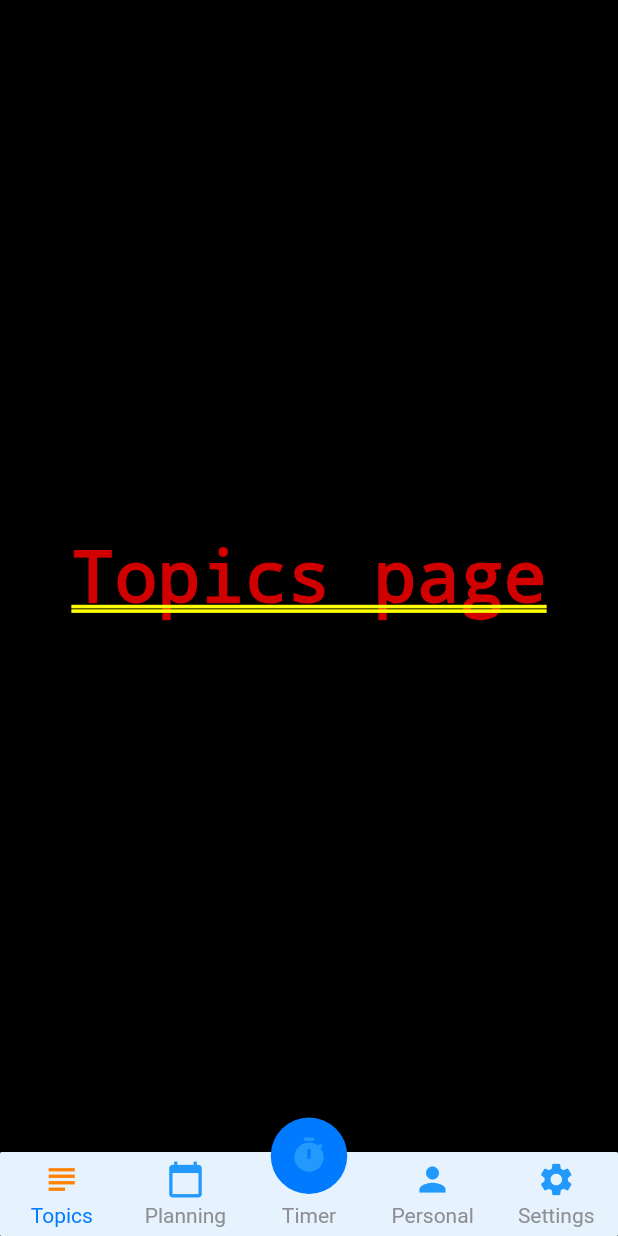
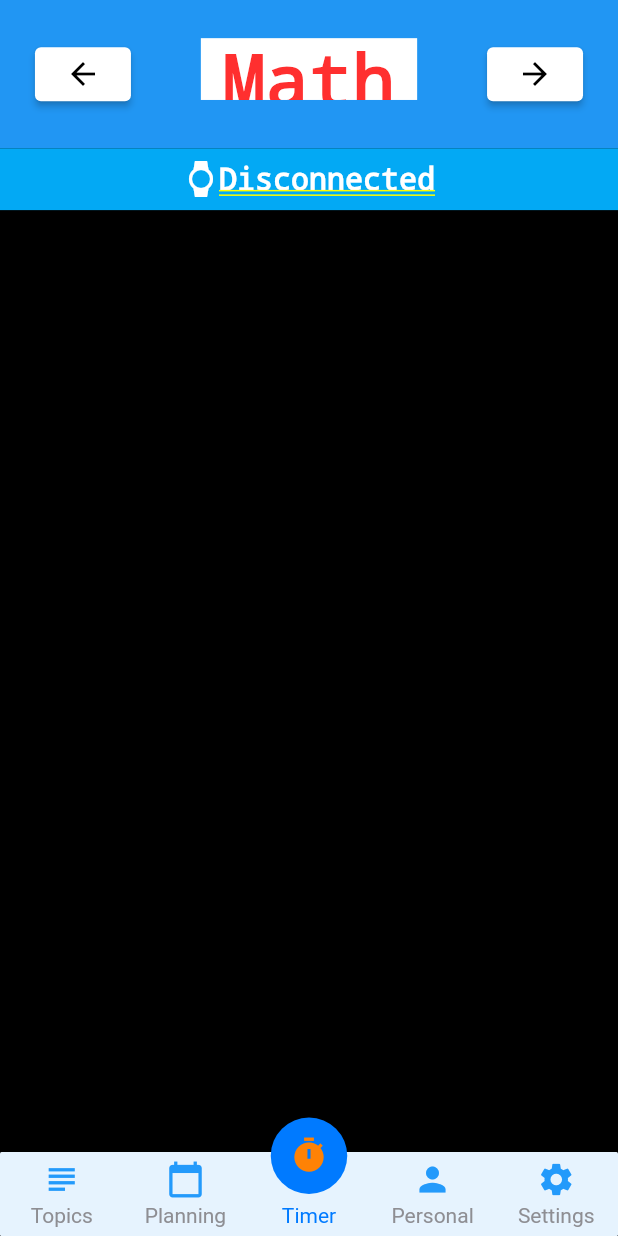
Before and after one commit to VidBarbaro/TopicTimer, a Flutter app: the screen it shows after launch, on a phone screen of 412 x 824 dp. Run offline on Flutter 3.47's test engine with Material 2 defaults, Android fonts, the light colour scheme and no system bars; drawn by our look-alikes of persistent_bottom_nav_bar; our stand-ins replace go_router, sizer.

Commit message:
Added state managment topbar all mobile pages

```diff
--- /dev/null
+++ b/flutter/lib/components/mobile/models/navbar_index_model.dart
@@ -0,0 +1,5 @@
+class NavBarIndex {
+  int index;
+
+  NavBarIndex({required this.index});
+}
--- /dev/null
+++ b/flutter/lib/components/mobile/providers/navbar_index_provider.dart
@@ -0,0 +1,15 @@
+import 'package:flutter/material.dart';
+import 'package:topictimer_flutter_application/components/mobile/models/navbar_index_model.dart';
+
+NavBarIndex currentNavBarIndex = NavBarIndex(index: 2);
+
+class NavBarIndexProvider with ChangeNotifier {
+  NavBarIndex currentIndex = currentNavBarIndex;
+  NavBarIndex get index => currentIndex;
+
+  void updateIndex(int newIndex) {
+    currentIndex.index = newIndex;
+    print(newIndex.toString());
+    notifyListeners();
+  }
+}
--- a/flutter/lib/components/mobile/topbar.dart
+++ b/flutter/lib/components/mobile/topbar.dart
@@ -1,5 +1,7 @@
 import 'package:flutter/material.dart';
+import 'package:provider/provider.dart';
 import 'package:sizer/sizer.dart';
+import 'package:topictimer_flutter_application/components/mobile/providers/navbar_index_provider.dart';
 
 class TopBar extends StatefulWidget {
   const TopBar({super.key});
@@ -28,11 +30,28 @@ class TopBarState extends State<TopBar> {
     setState(() {});
   }
 
+  String getTitle(int currentTab) {
+    switch (currentTab) {
+      case 0:
+        return 'Topics';
+      case 1:
+        return 'Planning';
+      case 2:
+        return options[currentTopicIndex];
+      case 3:
+        return 'Personal';
+      case 4:
+        return 'Settings';
+    }
+    return '';
+  }
+
   final ButtonStyle topBarButtonStyle =
       ElevatedButton.styleFrom(backgroundColor: Colors.white);
 
   @override
   Widget build(BuildContext context) {
+    var currentTabIndex = context.watch<NavBarIndexProvider>().currentIndex;
     return Column(children: [
       Container(
           width: 100.w,
@@ -42,6 +61,7 @@ class TopBarState extends State<TopBar> {
               alignment: WrapAlignment.spaceAround,
               runAlignment: WrapAlignment.center,
               children: [
+                if (currentTabIndex.index == 2)
                   ElevatedButton(
                     onPressed: changeSubjectToLeft,
                     style: topBarButtonStyle,
@@ -55,7 +75,9 @@ class TopBarState extends State<TopBar> {
                   height: 5.h,
                   color: Colors.white,
                   alignment: Alignment.center,
-                    child: Text(options[currentTopicIndex])),
+                  child: Text(getTitle(currentTabIndex.index)),
+                ),
+                if (currentTabIndex.index == 2)
                   ElevatedButton(
                       onPressed: changeSubjectToRight,
                       style: topBarButtonStyle,
--- a/flutter/lib/main.dart
+++ b/flutter/lib/main.dart
@@ -3,13 +3,21 @@ import 'dart:io';
 import 'package:flutter/foundation.dart';
 import 'package:flutter/material.dart';
 import 'package:go_router/go_router.dart';
+import 'package:provider/provider.dart';
 import 'package:sizer/sizer.dart';
+import 'package:topictimer_flutter_application/components/mobile/providers/navbar_index_provider.dart';
 import 'package:topictimer_flutter_application/pages/mobile/home.dart';
 import 'package:topictimer_flutter_application/routes/desktop.dart';
 import 'package:topictimer_flutter_application/routes/website.dart';
 
+void main() => runApp(ChangeNotifierProvider<NavBarIndexProvider>(
+    child: const MyApp(), create: (_) => NavBarIndexProvider()));
+
+/*
+This might break the website, but I need this for statemanagment of the mobile app,
+In case it breaks... This was the old implementation
 void main() => runApp(const MyApp());
-
+*/
 class MyApp extends StatefulWidget {
   const MyApp({super.key});
 
--- a/flutter/lib/pages/mobile/home.dart
+++ b/flutter/lib/pages/mobile/home.dart
@@ -1,16 +1,24 @@
 import 'package:flutter/material.dart';
 import 'package:persistent_bottom_nav_bar/persistent_tab_view.dart';
+import 'package:topictimer_flutter_application/components/mobile/providers/navbar_index_provider.dart';
 import 'package:topictimer_flutter_application/pages/mobile/personal_page.dart';
 import 'package:topictimer_flutter_application/pages/mobile/planning_page.dart';
 import 'package:topictimer_flutter_application/pages/mobile/settings_page.dart';
 import 'package:topictimer_flutter_application/pages/mobile/timer_page.dart';
 import 'package:topictimer_flutter_application/pages/mobile/topics_page.dart';
 
-class HomePageMobile extends StatelessWidget {
+class HomePageMobile extends StatefulWidget {
   const HomePageMobile({super.key});
 
-  final TextStyle navBarItemTextStyle =
-      const TextStyle(color: Color(0xFF239AFB));
+  @override
+  State<HomePageMobile> createState() => HomePageMobileState();
+}
+
+class HomePageMobileState extends State<HomePageMobile> {
+  TextStyle navBarItemTextStyle = const TextStyle(color: Color(0xFF239AFB));
+
+  PersistentTabController navBarController =
+      PersistentTabController(initialIndex: 2);
 
   List<Widget> createScreens() {
     return [
@@ -56,14 +64,19 @@ class HomePageMobile extends StatelessWidget {
     ];
   }
 
+  void notifyNavBarChange() {}
+
   @override
   Widget build(BuildContext context) {
     return PersistentTabView(context,
         screens: createScreens(),
         items: createNavBarItems(),
+        controller: navBarController,
         backgroundColor: const Color(0xFFE6F3FE),
         decoration: NavBarDecoration(borderRadius: BorderRadius.circular(1)),
-        navBarStyle: NavBarStyle.style15,
+        navBarStyle: NavBarStyle.style15, onItemSelected: (value) {
+      NavBarIndexProvider().updateIndex(navBarController.index);
+    },
         screenTransitionAnimation: const ScreenTransitionAnimation(
           // Screen transition animation on change of selected tab.
           animateTabTransition: true,
--- a/flutter/pubspec.yaml
+++ b/flutter/pubspec.yaml
@@ -38,6 +38,7 @@ dependencies:
   go_router: ^11.1.3
   persistent_bottom_nav_bar: ^5.0.2
   sizer: ^2.0.15
+  provider: ^6.0.5
 
 dev_dependencies:
   flutter_test:
```
Also changed, not shown: flutter/lib/pages/mobile/personal_page.dart (+8 -1 lines), flutter/lib/pages/mobile/planning_page.dart (+8 -1 lines), flutter/lib/pages/mobile/settings_page.dart (+8 -1 lines), flutter/lib/pages/mobile/topics_page.dart (+8 -1 lines), flutter/pubspec.lock. Lines whose indentation alone changed are shown as unchanged.
